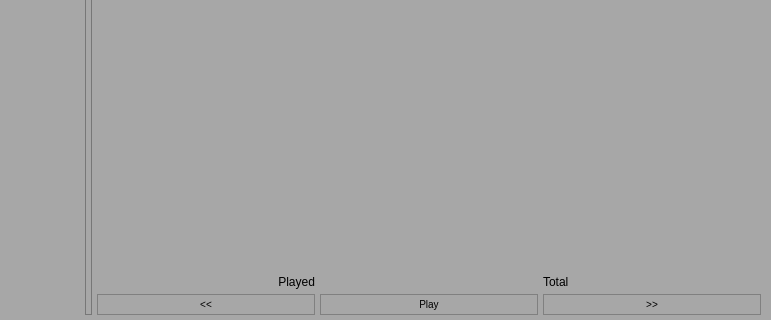
Qt form ssmp/ssmp.ui (Sushisource/wubwub) before a commit; both pictures show x 0 to 771 and y 366 to 686 of the 771 by 686 pixel window.
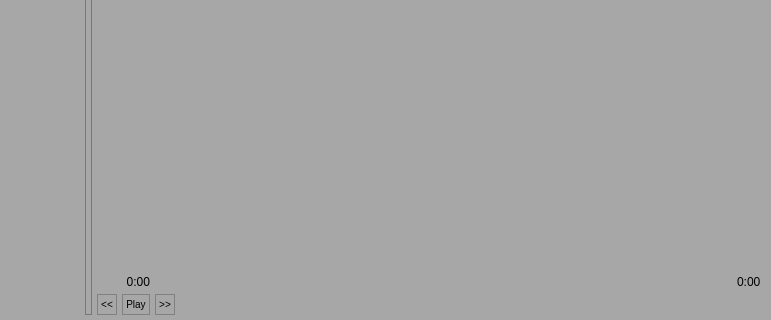
The same form after that commit. Custom widgets are drawn as their Qt base class.

```diff
--- a/ssmp/ssmp.ui
+++ b/ssmp/ssmp.ui
@@ -354,35 +354,34 @@
           </item>
           <item>
            <layout class="QGridLayout" name="gridLayout">
-            <item row="0" column="1">
-             <widget class="Phonon::SeekSlider" name="seekSlider" native="true"/>
-            </item>
-            <item row="0" column="0">
-             <widget class="QLabel" name="playedLbl">
-              <property name="text">
-               <string>Played</string>
-              </property>
-              <property name="alignment">
-               <set>Qt::AlignRight|Qt::AlignTrailing|Qt::AlignVCenter</set>
-              </property>
-             </widget>
-            </item>
-            <item row="0" column="2">
-             <widget class="QLabel" name="totalLbl">
-              <property name="text">
-               <string>Total</string>
-              </property>
-             </widget>
-            </item>
             <item row="1" column="1">
              <widget class="QPushButton" name="playBtn">
+              <property name="maximumSize">
+               <size>
+                <width>40</width>
+                <height>16777215</height>
+               </size>
+              </property>
               <property name="text">
                <string>Play</string>
               </property>
              </widget>
             </item>
+            <item row="0" column="5">
+             <widget class="QLabel" name="totalLbl">
+              <property name="text">
+               <string>0:00</string>
+              </property>
+             </widget>
+            </item>
             <item row="1" column="0">
              <widget class="QPushButton" name="prevBtn">
+              <property name="maximumSize">
+               <size>
+                <width>40</width>
+                <height>16777215</height>
+               </size>
+              </property>
               <property name="text">
                <string>&lt;&lt;</string>
               </property>
@@ -390,11 +389,53 @@
             </item>
             <item row="1" column="2">
              <widget class="QPushButton" name="nextBtn">
+              <property name="maximumSize">
+               <size>
+                <width>40</width>
+                <height>16777215</height>
+               </size>
+              </property>
               <property name="text">
                <string>&gt;&gt;</string>
               </property>
              </widget>
             </item>
+            <item row="0" column="3">
+             <widget class="Phonon::SeekSlider" name="seekSlider" native="true">
+              <property name="sizePolicy">
+               <sizepolicy hsizetype="Expanding" vsizetype="Preferred">
+                <horstretch>0</horstretch>
+                <verstretch>0</verstretch>
+               </sizepolicy>
+              </property>
+             </widget>
+            </item>
+            <item row="0" column="4">
+             <spacer name="horizontalSpacer">
+              <property name="orientation">
+               <enum>Qt::Horizontal</enum>
+              </property>
+              <property name="sizeType">
+               <enum>QSizePolicy::Minimum</enum>
+              </property>
+              <property name="sizeHint" stdset="0">
+               <size>
+                <width>5</width>
+                <height>0</height>
+               </size>
+              </property>
+             </spacer>
+            </item>
+            <item row="0" column="1">
+             <widget class="QLabel" name="playedLbl">
+              <property name="text">
+               <string>0:00</string>
+              </property>
+              <property name="alignment">
+               <set>Qt::AlignRight|Qt::AlignTrailing|Qt::AlignVCenter</set>
+              </property>
+             </widget>
+            </item>
            </layout>
           </item>
          </layout>
```
Left out of the diff: 6 changed lines with no effect on the pictures.
